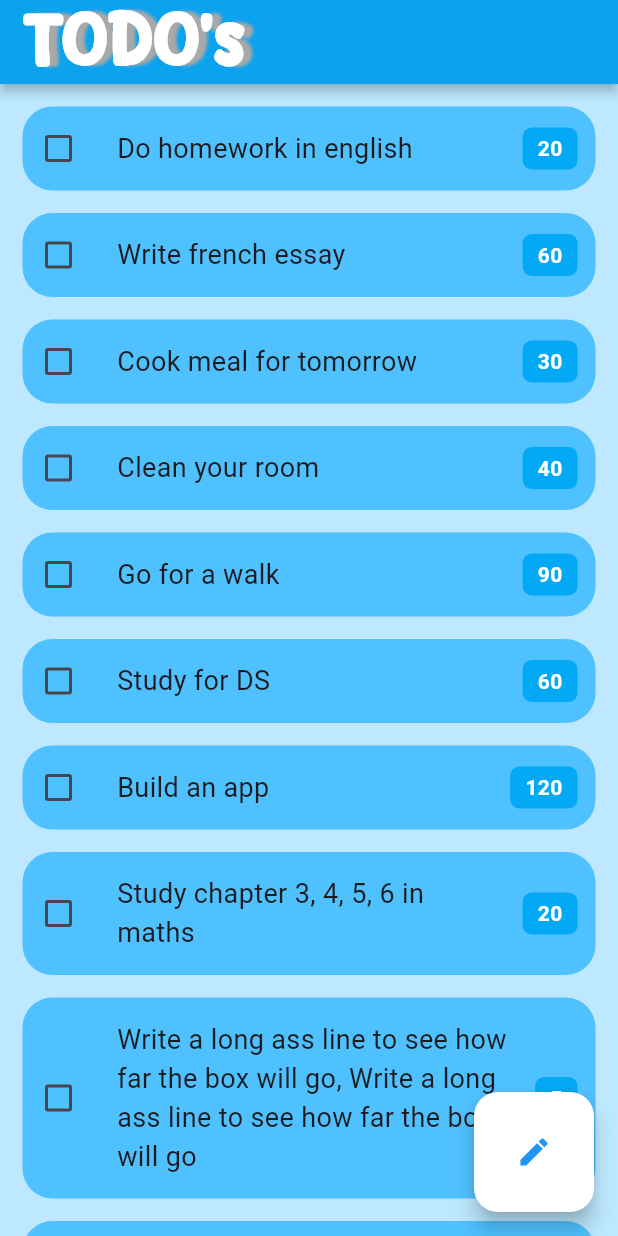
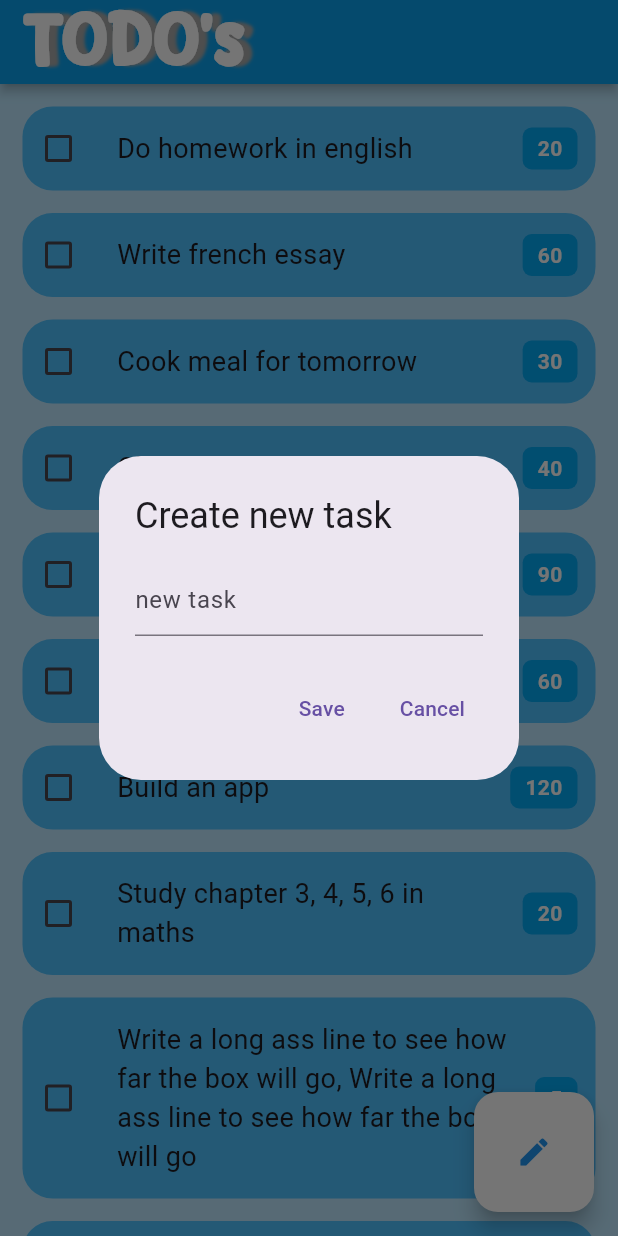
Before and after one commit to belminmulahusic/todo-app, a Flutter app: the screen it shows after launch, after a tap on the "edit" icon, on a phone screen of 412 x 824 dp. Run offline on Flutter 3.47's test engine with Material 3 defaults, Android fonts, the phone set to English and light mode, and no system bars.

Commit message:
added functionality to create/add new tasks

```diff
--- a/lib/pages/home_page.dart
+++ b/lib/pages/home_page.dart
@@ -100,7 +100,7 @@ class _TodoHomePage extends State<TodoHomePage> {
         foregroundColor: Colors.blue,
         backgroundColor: Colors.white,
         splashColor: const Color.fromARGB(255, 175, 230, 255),
-        onPressed: createNewTask,
+        onPressed: showAddTaskDialog,
         isExtended: true,
         enableFeedback: true,
         child: Icon(Icons.edit),
@@ -108,9 +108,9 @@ class _TodoHomePage extends State<TodoHomePage> {
     );
   }
 
-  void createNewTask() {
+  void createNewTask(task) {
     setState(() {
-      tasks.add(["Hi", false, 10]);
+      tasks.add(task);
     });
   }
 
@@ -123,4 +123,35 @@ class _TodoHomePage extends State<TodoHomePage> {
       floatingActionButton: buildFloatingButton(),
     );
   }
+
+  void showAddTaskDialog() {
+    final controller = TextEditingController();
+
+    showDialog(
+      context: context,
+      builder:
+          (_) => AlertDialog(
+            title: Text("Create new task"),
+            content: TextField(
+              controller: controller,
+              decoration: InputDecoration(hintText: "new task"),
+            ),
+            actions: [
+              TextButton(
+                onPressed: () {
+                  String task = controller.text;
+                  if (task.isNotEmpty) {
+                    setState(() {
+                      tasks.add([task, false, 0]);
+                    });
+                  }
+                  Navigator.pop(context);
+                },
+                child: Text("Save"),
+              ),
+              TextButton(onPressed: () {}, child: Text("Cancel")),
+            ],
+          ),
+    );
+  }
 }
```
